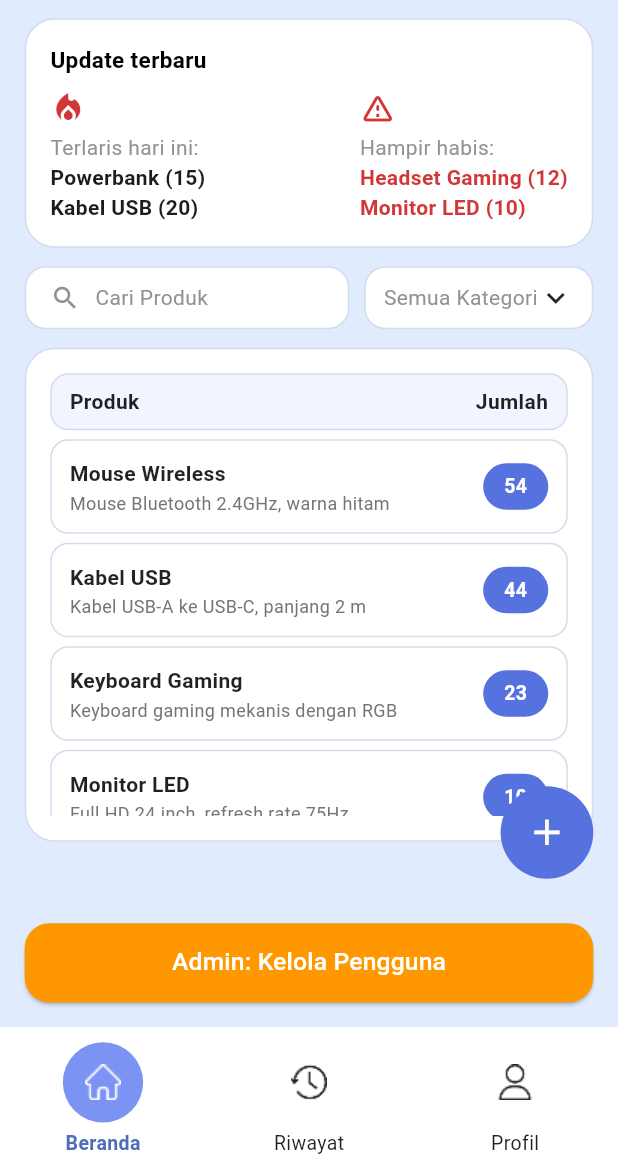
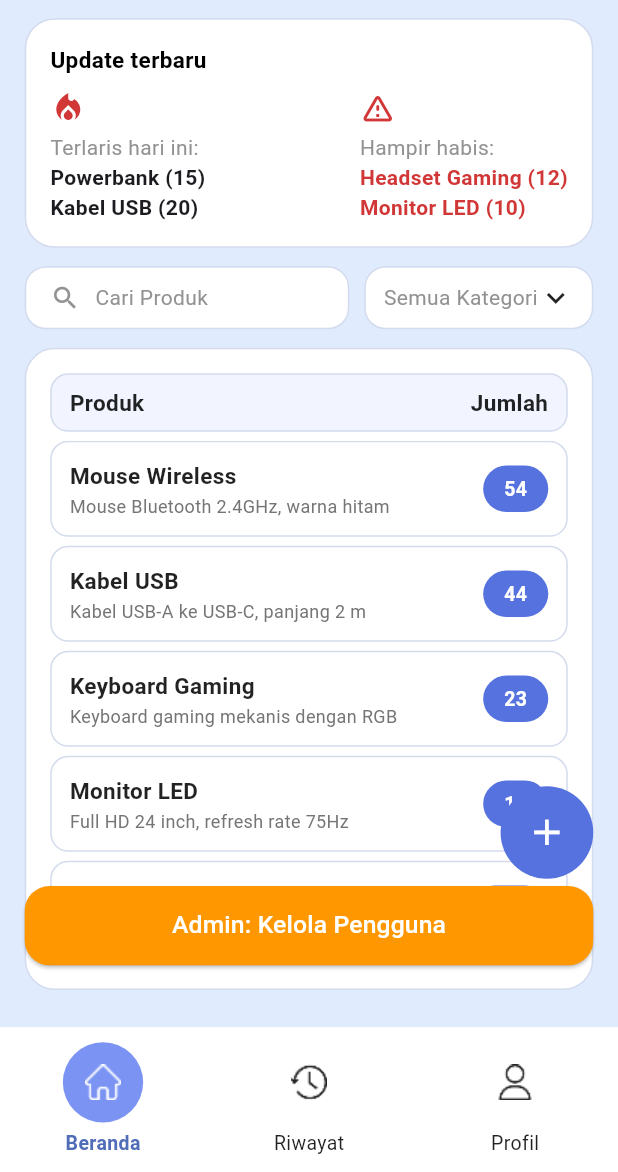
Before and after one commit to OrionZ12/StockFlow-tubes, a Flutter app: the HomeScreen screen opened by its route, on a phone screen of 412 x 824 dp, the part 64-1236 px from its top. Run offline on Flutter 3.47's test engine with Material 3 defaults, Android fonts, the light colour scheme and no system bars; our stand-ins replace cloud_firestore, firebase_auth, firebase_core, go_router, google_sign_in; accounts and stored records are empty; Roboto replaces fonts that are missing (RobotoSerif).

Commit message:
list produk + role button

```diff
--- a/lib/screen/home_screen.dart
+++ b/lib/screen/home_screen.dart
@@ -9,6 +9,7 @@ import '../widget/header_widget.dart';
 import '../widget/update_section.dart';
 import '../widget/search_section.dart';
 import '../widget/product_list.dart';
+import '../widget/role_button.dart';
 
 class HomeScreen extends StatefulWidget {
   const HomeScreen({super.key});
@@ -18,6 +19,21 @@ class HomeScreen extends StatefulWidget {
 }
 
 class _HomeScreenState extends State<HomeScreen> {
+  bool showRoleButton = true;
+
+  @override
+  void initState() {
+    super.initState();
+
+    Future.delayed(const Duration(seconds: 3), () {
+      if (mounted) {
+        setState(() {
+          showRoleButton = false;
+        });
+      }
+    });
+  }
+
   final products = const [
     ["Mouse Wireless", "Mouse Bluetooth 2.4GHz, warna hitam", 54],
     ["Kabel USB", "Kabel USB-A ke USB-C, panjang 2 m", 44],
@@ -47,7 +63,7 @@ class _HomeScreenState extends State<HomeScreen> {
                 w * 0.04,
                 h * 0.02,
                 w * 0.04,
-                h * 0.15,
+                h * 0.03,
               ),
               child: Column(
                 crossAxisAlignment: CrossAxisAlignment.start,
@@ -85,12 +101,17 @@ class _HomeScreenState extends State<HomeScreen> {
             ),
 
             // Role button
-            Positioned(
-              left: w * 0.04,
-              right: w * 0.04,
-              bottom: w * 0.04,
-              child: _roleButton(role, w),
-            ),
+            if (showRoleButton)
+              Positioned(
+                left: w * 0.04,
+                right: w * 0.04,
+                bottom: h * 0.05,     // naik sedikit dari navbar
+                child: RoleButton(
+                  role: role,
+                  width: w,
+                ),
+              ),
+
           ],
         ),
       ),
--- a/lib/widget/product_list.dart
+++ b/lib/widget/product_list.dart
@@ -4,10 +4,22 @@ import '../theme/app_colors.dart';
 class ProductList extends StatelessWidget {
   final List products;
 
-  const ProductList({super.key, required this.products});
+  const ProductList({
+    super.key,
+    required this.products,
+  });
 
   @override
   Widget build(BuildContext context) {
+    return LayoutBuilder(
+      builder: (context, constraints) {
+        final width = constraints.maxWidth;
+
+        // Responsif font
+        double titleFont = width < 340 ? 13 : 15;
+        double descFont = width < 340 ? 11 : 12;
+        double chipFont = width < 340 ? 11 : 13;
+
         return Column(
           children: [
             // =============================
@@ -21,13 +33,14 @@ class ProductList extends StatelessWidget {
                 border: Border.all(color: AppColors.softBorder),
               ),
               child: Row(
-            children: const [
+                children: [
                   Expanded(
                     flex: 3,
                     child: Text(
                       "Produk",
                       style: TextStyle(
                         fontWeight: FontWeight.bold,
+                        fontSize: titleFont,
                         color: Colors.black87,
                       ),
                     ),
@@ -39,6 +52,7 @@ class ProductList extends StatelessWidget {
                       textAlign: TextAlign.right,
                       style: TextStyle(
                         fontWeight: FontWeight.bold,
+                        fontSize: titleFont,
                         color: Colors.black87,
                       ),
                     ),
@@ -50,7 +64,7 @@ class ProductList extends StatelessWidget {
             const SizedBox(height: 6),
 
             // =============================
-        // LIST PRODUK
+            // LIST PRODUK – SCROLL ONLY HERE
             // =============================
             Expanded(
               child: ListView.separated(
@@ -73,9 +87,7 @@ class ProductList extends StatelessWidget {
                     ),
                     child: Row(
                       children: [
-                    // =============================
                         // PRODUK + DESKRIPSI
-                    // =============================
                         Expanded(
                           flex: 3,
                           child: Column(
@@ -83,9 +95,9 @@ class ProductList extends StatelessWidget {
                             children: [
                               Text(
                                 name,
-                            style: const TextStyle(
+                                style: TextStyle(
                                   fontWeight: FontWeight.w600,
-                              fontSize: 14,
+                                  fontSize: titleFont,
                                   color: Colors.black87,
                                 ),
                               ),
@@ -93,7 +105,7 @@ class ProductList extends StatelessWidget {
                               Text(
                                 desc,
                                 style: TextStyle(
-                              fontSize: 12,
+                                  fontSize: descFont,
                                   color: Colors.grey.shade600,
                                   height: 1.2,
                                 ),
@@ -102,16 +114,16 @@ class ProductList extends StatelessWidget {
                           ),
                         ),
 
-                    // =============================
-                    // JUMLAH DALAM BUBBLE BIRU
-                    // =============================
+                        // JUMLAH DALAM CHIP BIRU
                         Expanded(
                           flex: 1,
                           child: Align(
                             alignment: Alignment.centerRight,
                             child: Container(
-                          padding: const EdgeInsets.symmetric(
-                              vertical: 6, horizontal: 14),
+                              padding: EdgeInsets.symmetric(
+                                vertical: 6,
+                                horizontal: width < 340 ? 10 : 14,
+                              ),
                               decoration: BoxDecoration(
                                 color: AppColors.blueMain,
                                 borderRadius: BorderRadius.circular(20),
@@ -119,10 +131,10 @@ class ProductList extends StatelessWidget {
                               child: Text(
                                 "$qty",
                                 textAlign: TextAlign.center,
-                            style: const TextStyle(
+                                style: TextStyle(
                                   color: Colors.white,
                                   fontWeight: FontWeight.bold,
-                              fontSize: 13,
+                                  fontSize: chipFont,
                                 ),
                               ),
                             ),
@@ -136,5 +148,7 @@ class ProductList extends StatelessWidget {
             ),
           ],
         );
+      },
+    );
   }
 }
--- /dev/null
+++ b/lib/widget/role_button.dart
@@ -0,0 +1,45 @@
+import 'package:flutter/material.dart';
+
+class RoleButton extends StatelessWidget {
+  final String role;
+  final double width;
+  final VoidCallback? onPressed;
+
+  const RoleButton({
+    super.key,
+    required this.role,
+    required this.width,
+    this.onPressed,
+  });
+
+  Color _color() {
+    if (role == "staff") return const Color(0xFF4A78FF);
+    if (role == "whmanager") return Colors.green;
+    return Colors.orange;
+  }
+
+  String _label() {
+    if (role == "staff") return "Staff: Input Barang Masuk";
+    if (role == "whmanager") return "Manager: Tambah Supplier";
+    return "Admin: Kelola Pengguna";
+  }
+
+  @override
+  Widget build(BuildContext context) {
+    return ElevatedButton(
+      style: ElevatedButton.styleFrom(
+        backgroundColor: _color(),
+        foregroundColor: Colors.white,
+        padding: EdgeInsets.symmetric(vertical: width * 0.035),
+        shape: RoundedRectangleBorder(
+          borderRadius: BorderRadius.circular(width * 0.04),
+        ),
+      ),
+      onPressed: onPressed ?? () {},
+      child: Text(
+        _label(),
+        style: TextStyle(fontSize: width * 0.04),
+      ),
+    );
+  }
+}
```
Lines whose indentation alone changed are shown as unchanged.
